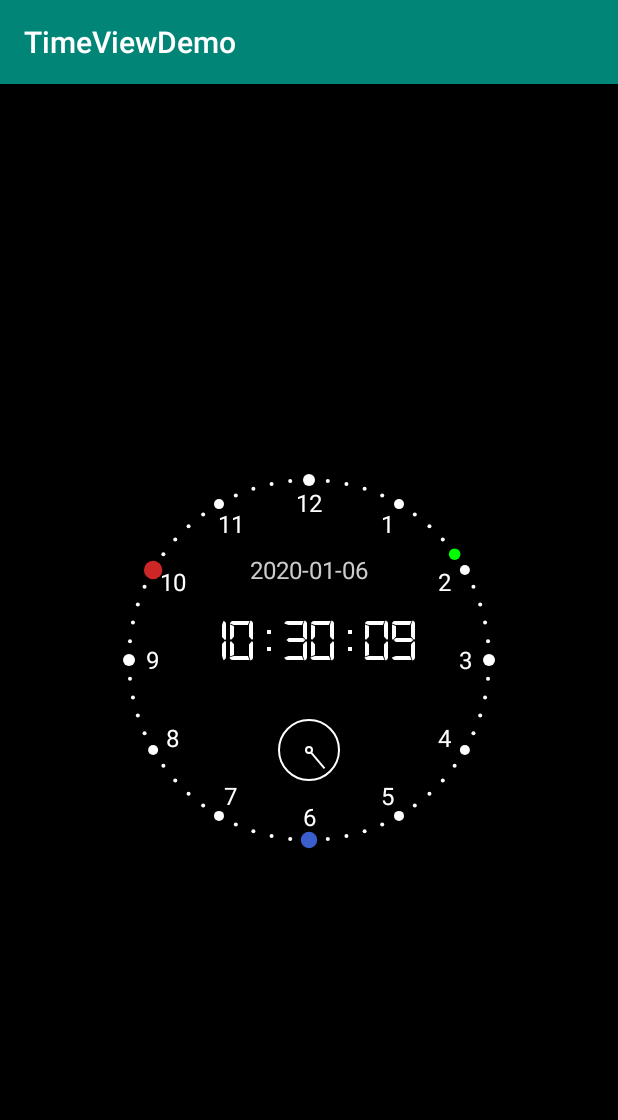
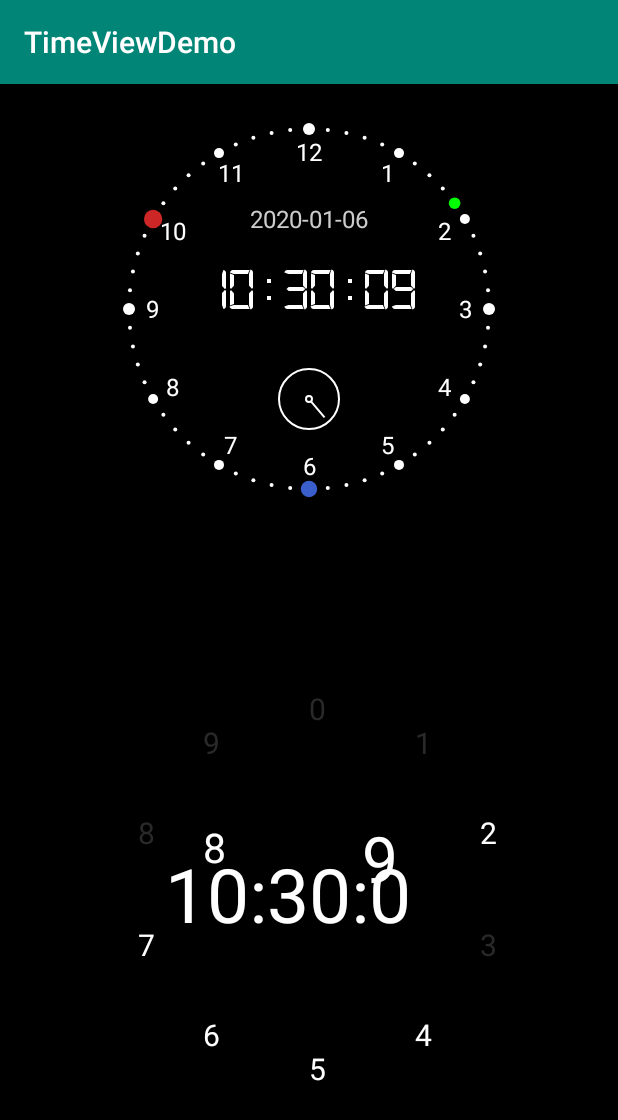
Before and after one commit to HyalwW/TimeViewDemo, an Android app: the screen it shows after launch (MainActivity), on a phone screen of 412 x 824 dp. Shown: the top 1120 px of the screen. Run offline under Robolectric (Android 15) with nearby library versions, the phone set to English and light mode, and no system bars.

Commit message:
添加另一个时间view展示

```diff
--- a/app/build.gradle
+++ b/app/build.gradle
@@ -16,6 +16,10 @@ android {
             proguardFiles getDefaultProguardFile('proguard-android-optimize.txt'), 'proguard-rules.pro'
         }
     }
+    compileOptions {
+        sourceCompatibility = '1.8'
+        targetCompatibility = '1.8'
+    }
 }
 
 dependencies {
--- a/app/src/main/java/com/example/timeviewdemo/FloatTimeView.java
+++ b/app/src/main/java/com/example/timeviewdemo/FloatTimeView.java
@@ -5,11 +5,10 @@ import android.content.Context;
 import android.graphics.Canvas;
 import android.graphics.Color;
 import android.graphics.Paint;
+import android.support.annotation.Nullable;
 import android.util.AttributeSet;
 import android.view.View;
 import android.view.animation.AccelerateDecelerateInterpolator;
-
-import androidx.annotation.Nullable;
 
 import java.text.SimpleDateFormat;
 import java.util.Calendar;
--- a/app/src/main/java/com/example/timeviewdemo/MainActivity.java
+++ b/app/src/main/java/com/example/timeviewdemo/MainActivity.java
@@ -10,11 +10,13 @@ public class MainActivity extends AppCompatActivity {
         super.onCreate(savedInstanceState);
         setContentView(R.layout.activity_main);
         ((TimeView) findViewById(R.id.time)).tick();
+        ((FloatTimeView) findViewById(R.id.time1)).start();
     }
 
     @Override
     protected void onDestroy() {
         super.onDestroy();
         ((TimeView) findViewById(R.id.time)).destroy();
+        ((FloatTimeView) findViewById(R.id.time)).destroy();
     }
 }
--- a/app/src/main/res/layout/activity_main.xml
+++ b/app/src/main/res/layout/activity_main.xml
@@ -11,9 +11,17 @@
         android:id="@+id/time"
         android:layout_width="300dp"
         android:layout_height="300dp"
-        app:layout_constraintBottom_toBottomOf="parent"
         app:layout_constraintEnd_toEndOf="parent"
         app:layout_constraintStart_toStartOf="parent"
         app:layout_constraintTop_toTopOf="parent" />
 
+    <com.example.timeviewdemo.FloatTimeView
+        android:id="@+id/time1"
+        android:layout_width="300dp"
+        android:layout_height="300dp"
+        app:layout_constraintBottom_toBottomOf="parent"
+        app:layout_constraintEnd_toEndOf="parent"
+        app:layout_constraintStart_toStartOf="parent"
+        app:layout_constraintTop_toBottomOf="@id/time" />
+
 </android.support.constraint.ConstraintLayout>
```
